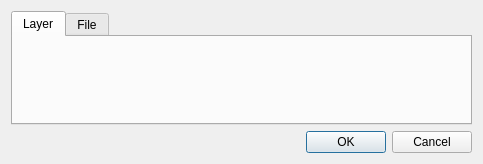
Qt form carto/gui/importdialog.ui (anamanvil/carto-qgis-plugin) before a commit.
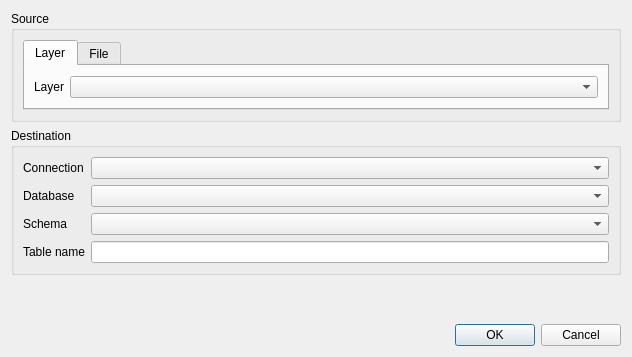
The same form after that commit. The open tabs and pages were chosen to show the change. Custom widgets are drawn as their Qt base class.

The edit to the form file:
```diff
--- a/carto/gui/importdialog.ui
+++ b/carto/gui/importdialog.ui
@@ -6,32 +6,28 @@
    <rect>
     <x>0</x>
     <y>0</y>
-    <width>483</width>
-    <height>164</height>
+    <width>632</width>
+    <height>357</height>
    </rect>
   </property>
   <property name="windowTitle">
    <string>Import</string>
   </property>
   <layout class="QGridLayout" name="gridLayout">
-   <item row="0" column="0">
-    <widget class="QTabWidget" name="tabWidget">
-     <property name="currentIndex">
-      <number>1</number>
+   <item row="3" column="0">
+    <spacer name="verticalSpacer">
+     <property name="orientation">
+      <enum>Qt::Vertical</enum>
      </property>
-     <widget class="QWidget" name="tabLayer">
-      <attribute name="title">
-       <string>Layer</string>
-      </attribute>
-     </widget>
-     <widget class="QWidget" name="tabFile">
-      <attribute name="title">
-       <string>File</string>
-      </attribute>
-     </widget>
-    </widget>
+     <property name="sizeHint" stdset="0">
+      <size>
+       <width>20</width>
+       <height>40</height>
+      </size>
+     </property>
+    </spacer>
    </item>
-   <item row="1" column="0">
+   <item row="4" column="0">
     <widget class="QDialogButtonBox" name="buttonBox">
      <property name="orientation">
       <enum>Qt::Horizontal</enum>
@@ -41,8 +37,126 @@
      </property>
     </widget>
    </item>
+   <item row="1" column="0">
+    <widget class="QGroupBox" name="groupBox">
+     <property name="title">
+      <string>Destination</string>
+     </property>
+     <layout class="QGridLayout" name="gridLayout_4">
+      <item row="0" column="0">
+       <widget class="QLabel" name="label_3">
+        <property name="text">
+         <string>Connection</string>
+        </property>
+       </widget>
+      </item>
+      <item row="2" column="0">
+       <widget class="QLabel" name="label_5">
+        <property name="text">
+         <string>Schema</string>
+        </property>
+       </widget>
+      </item>
+      <item row="3" column="0">
+       <widget class="QLabel" name="label_6">
+        <property name="text">
+         <string>Table name</string>
+        </property>
+       </widget>
+      </item>
+      <item row="1" column="0">
+       <widget class="QLabel" name="label_4">
+        <property name="text">
+         <string>Database</string>
+        </property>
+       </widget>
+      </item>
+      <item row="3" column="1">
+       <widget class="QLineEdit" name="txtTablename"/>
+      </item>
+      <item row="0" column="1">
+       <widget class="QComboBox" name="comboConnection"/>
+      </item>
+      <item row="1" column="1">
+       <widget class="QComboBox" name="comboDatabase"/>
+      </item>
+      <item row="2" column="1">
+       <widget class="QComboBox" name="comboSchema"/>
+      </item>
+     </layout>
+    </widget>
+   </item>
+   <item row="0" column="0">
+    <widget class="QGroupBox" name="groupBox_2">
+     <property name="title">
+      <string>Source</string>
+     </property>
+     <layout class="QGridLayout" name="gridLayout_5">
+      <item row="0" column="0">
+       <widget class="QTabWidget" name="tabWidget">
+        <property name="currentIndex">
+         <number>0</number>
+        </property>
+        <widget class="QWidget" name="tabLayer">
+         <attribute name="title">
+          <string>Layer</string>
+         </attribute>
+         <layout class="QGridLayout" name="gridLayout_3">
+          <item row="0" column="1">
+           <widget class="QgsMapLayerComboBox" name="comboLayer">
+            <property name="sizePolicy">
+             <sizepolicy hsizetype="MinimumExpanding" vsizetype="Fixed">
+              <horstretch>0</horstretch>
+              <verstretch>0</verstretch>
+             </sizepolicy>
+            </property>
+           </widget>
+          </item>
+          <item row="0" column="0">
+           <widget class="QLabel" name="label_2">
+            <property name="text">
+             <string>Layer</string>
+            </property>
+           </widget>
+          </item>
+         </layout>
+        </widget>
+        <widget class="QWidget" name="tabFile">
+         <attribute name="title">
+          <string>File</string>
+         </attribute>
+         <layout class="QGridLayout" name="gridLayout_2">
+          <item row="0" column="1">
+           <widget class="QgsFileWidget" name="qgsFileWidget"/>
+          </item>
+          <item row="0" column="0">
+           <widget class="QLabel" name="label">
+            <property name="text">
+             <string>Filepath</string>
+            </property>
+           </widget>
+          </item>
+         </layout>
+        </widget>
+       </widget>
+      </item>
+     </layout>
+    </widget>
+   </item>
   </layout>
  </widget>
+ <customwidgets>
+  <customwidget>
+   <class>QgsFileWidget</class>
+   <extends>QWidget</extends>
+   <header>qgsfilewidget.h</header>
+  </customwidget>
+  <customwidget>
+   <class>QgsMapLayerComboBox</class>
+   <extends>QComboBox</extends>
+   <header>qgsmaplayercombobox.h</header>
+  </customwidget>
+ </customwidgets>
  <resources/>
  <connections>
   <connection>
```
